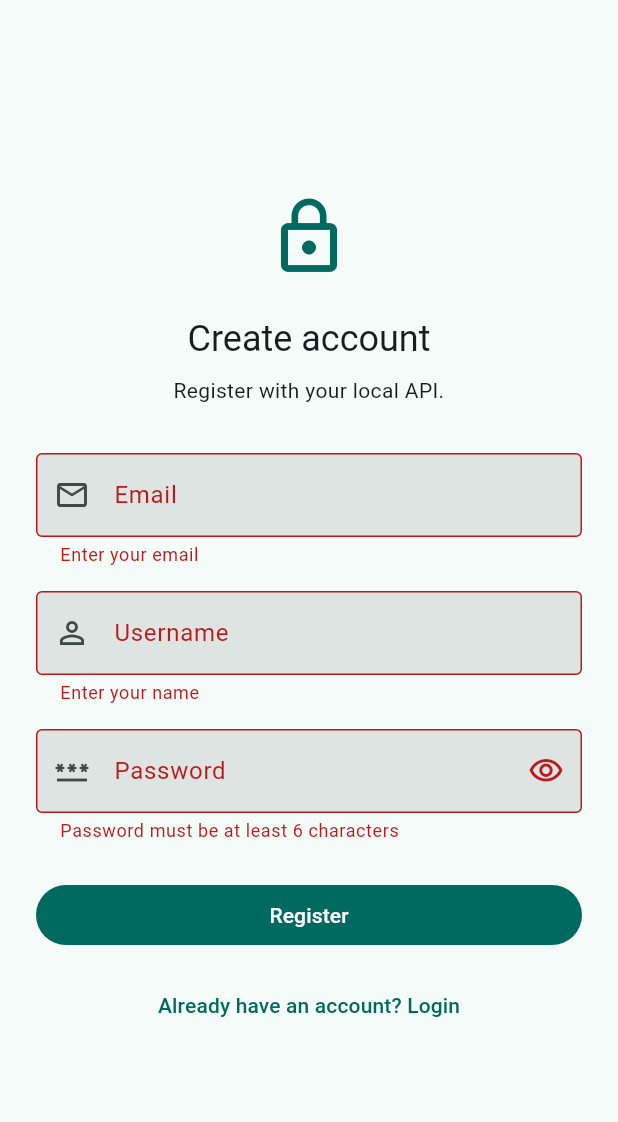
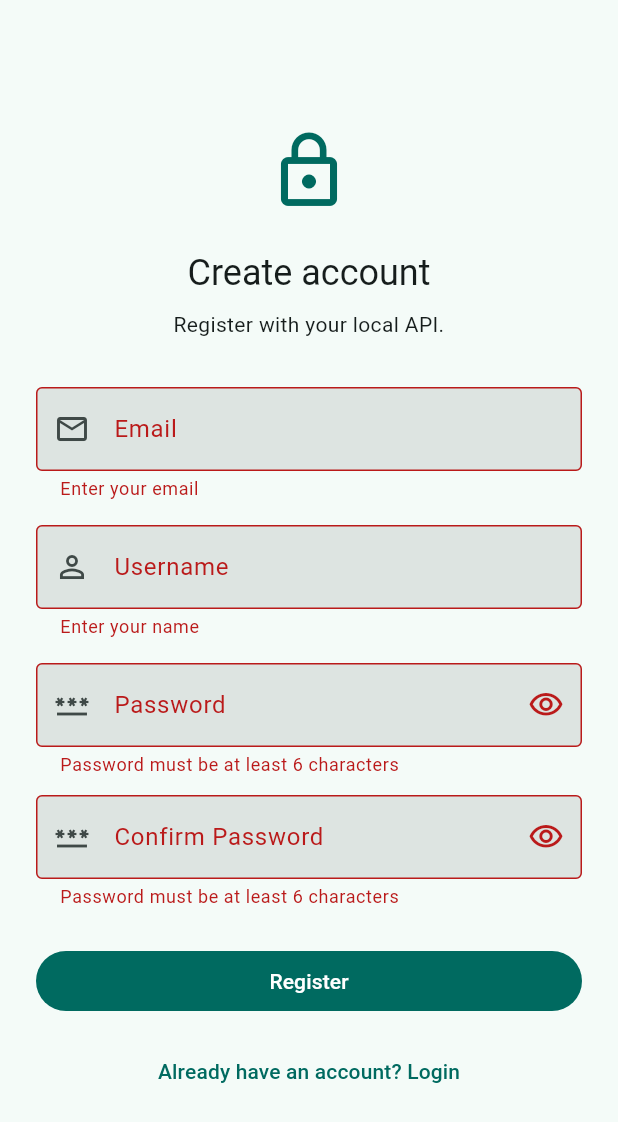
Before and after one commit to NicholasWjy24/panexpress, a Flutter app: the screen it shows after launch, after a tap on "Login", after a tap on "Need an account? Register", after a tap on "Register", on a phone screen of 412 x 824 dp. Shown: the top 1122 px of the screen. Run offline on Flutter 3.47's test engine with Material 3 defaults, Android fonts, the phone set to English and light mode, and no system bars; our stand-ins replace equatable, flutter_bloc, flutter_secure_storage.

Commit message:
feat: Add confirm Password for register

```diff
--- a/frontend/lib/ui/login/widget/login_screen.dart
+++ b/frontend/lib/ui/login/widget/login_screen.dart
@@ -16,9 +16,11 @@ class _LoginScreenState extends State<LoginScreen> {
   final _usernameController = TextEditingController();
   final _emailController = TextEditingController();
   final _passwordController = TextEditingController();
+  final _confirmPasswordController = TextEditingController();
 
   bool _isRegister = false;
   bool _hidePassword = true;
+  bool _hideConfirmPassword = true;
 
   @override
   void dispose() {
@@ -210,6 +212,45 @@ class _LoginScreenState extends State<LoginScreen> {
                           return null;
                         },
                       ),
+                      const SizedBox(height: 12),
+                      _isRegister
+                          ? TextFormField(
+                              controller: _confirmPasswordController,
+                              obscureText: _hideConfirmPassword,
+                              textInputAction: TextInputAction.done,
+                              onFieldSubmitted: (_) => _submit(),
+                              decoration: InputDecoration(
+                                border: const OutlineInputBorder(),
+                                labelText: 'Confirm Password',
+                                prefixIcon: const Icon(Icons.password_outlined),
+                                suffixIcon: IconButton(
+                                  tooltip: _hideConfirmPassword
+                                      ? 'Show confirm password'
+                                      : 'Hide confirm password',
+                                  onPressed: () {
+                                    setState(() {
+                                      _hideConfirmPassword =
+                                          !_hideConfirmPassword;
+                                    });
+                                  },
+                                  icon: Icon(
+                                    _hideConfirmPassword
+                                        ? Icons.visibility_outlined
+                                        : Icons.visibility_off_outlined,
+                                  ),
+                                ),
+                              ),
+                              validator: (value) {
+                                if (value == null || value.length < 6) {
+                                  return 'Password must be at least 6 characters';
+                                }
+                                if (value != _passwordController.text) {
+                                  return 'Password is not same';
+                                }
+                                return null;
+                              },
+                            )
+                          : const SizedBox.shrink(),
                       const SizedBox(height: 24),
                       BlocBuilder<AuthBloc, AuthState>(
                         builder: (context, state) {
```
